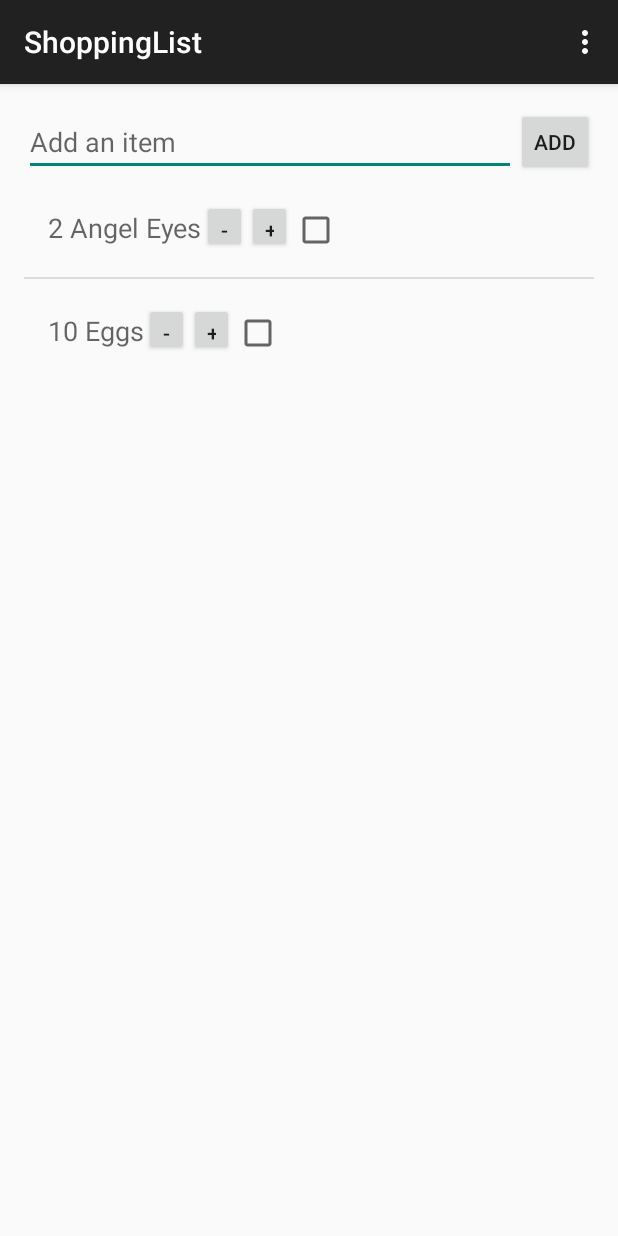
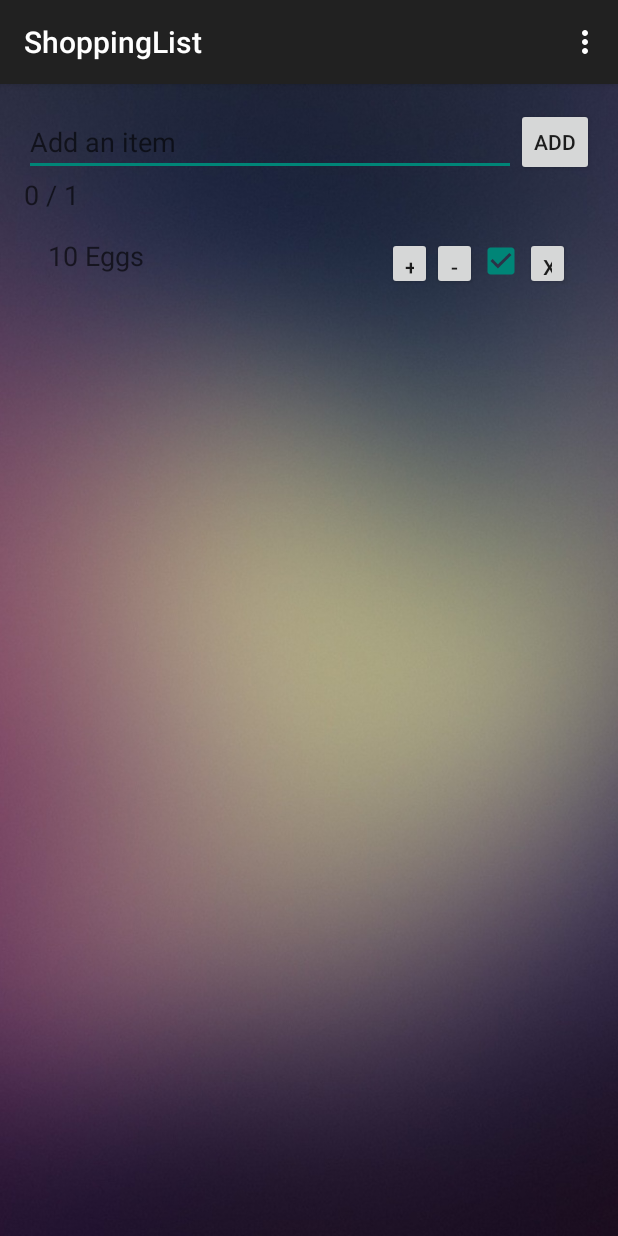
Before and after one commit to 11pm/ShoppingList, an Android app: the screen it shows after launch (MainActivity), in the options menu, after a tap on "Settings", on a phone screen of 412 x 824 dp. Run offline under Robolectric (Android 15) with nearby library versions, the phone set to English and light mode, and no system bars.

Commit message:
made a decent GUI

```diff
--- a/app/src/main/java/is/tskoli/alexander/shoppinglist/MainActivity.java
+++ b/app/src/main/java/is/tskoli/alexander/shoppinglist/MainActivity.java
@@ -9,6 +9,7 @@ import android.view.View;
 import android.view.ViewGroup;
 import android.widget.ArrayAdapter;
 import android.widget.Button;
+import android.widget.CheckBox;
 import android.widget.EditText;
 import android.widget.ListView;
 import android.widget.TextView;
@@ -18,6 +19,7 @@ import org.w3c.dom.Text;
 public class MainActivity extends AppCompatActivity {
 
     ListView list;
+    TextView itemStatus;
 
 
     @Override
@@ -32,12 +34,20 @@ public class MainActivity extends AppCompatActivity {
         //get the actual list
         list = (ListView) findViewById(R.id.ShoppingList);
 
+        itemStatus = (TextView) findViewById(R.id.itemStatus);
+
+        //if the shopping list is not empty, we a status
+        if(!ShoppingHelper.isEmpty()){
+            itemStatus.setText(ShoppingHelper.getStatus());
+        }
+
+
+
         //create the adapter for the list
         final ArrayAdapter<ShoppingItem> arrayAdapter = new ShoppingAdapter();
 
         //connect the adapter to the list
         list.setAdapter(arrayAdapter);
-
 
         Button addBtn = (Button) findViewById(R.id.addBtn);
 
@@ -47,7 +57,7 @@ public class MainActivity extends AppCompatActivity {
 
                 EditText item = (EditText) findViewById(R.id.addText);
                 String text = item.getText().toString();
-                Log.wtf("wtf", text);
+
 
                 if(text.length() > 0){
                     ShoppingItem newItem = new ShoppingItem(text, 1);
@@ -96,23 +106,18 @@ public class MainActivity extends AppCompatActivity {
 
             View shoppingView = convertView;
 
-            //Variables in a list item
-            TextView itemName;
-            final ShoppingItem item;
-            Button addBtn;
-            Button removeBtn;
-
             //make sure we have a view
             if (shoppingView == null){
                 shoppingView = getLayoutInflater().inflate(R.layout.shopping_item, parent, false);
             }
 
-            item      = ShoppingHelper.find(position);
-            itemName  = (TextView) shoppingView.findViewById(R.id.itemName);
-            addBtn    = (Button) shoppingView.findViewById(R.id.itemAdd);
-            removeBtn = (Button) shoppingView.findViewById(R.id.itemRemove);
-
-
+            final ShoppingItem item = ShoppingHelper.find(position);
+            TextView itemName       = (TextView) shoppingView.findViewById(R.id.itemName);
+            final TextView itemStatus     = (TextView) findViewById(R.id.itemStatus);
+            Button addBtn           = (Button) shoppingView.findViewById(R.id.itemAdd);
+            Button removeBtn        = (Button) shoppingView.findViewById(R.id.itemRemove);
+            Button deleteBtn        = (Button) shoppingView.findViewById(R.id.itemDelete);
+            CheckBox checkBox       = (CheckBox) shoppingView.findViewById(R.id.itemDone);
 
             itemName.setText(item.getText());
 
@@ -134,7 +139,7 @@ public class MainActivity extends AppCompatActivity {
 
                     //if the item amount is over 1, so we
                     if(item.amount > 1){
-                        //-1 the item
+                        //-1 the item and uncheck the done
                         item.removeAmount();
                         //update the list object
                         ShoppingHelper.update(position, item);
@@ -145,6 +150,38 @@ public class MainActivity extends AppCompatActivity {
                 }
             });
 
+            deleteBtn.setOnClickListener(new View.OnClickListener() {
+                @Override
+                public void onClick(View v) {
+                    //remove the list object
+                    ShoppingHelper.remove(position);
+                    //update the status text
+                    itemStatus.setText(ShoppingHelper.getStatus());
+                    //update the listview
+                    list.invalidateViews();
+                }
+            });
+
+            checkBox.setOnClickListener(new View.OnClickListener() {
+                @Override
+                public void onClick(View v) {
+                    //get the checkbox object we clicked
+                    CheckBox box = (CheckBox) v;
+
+                    //if the box is checked we set the item to done
+                    if(box.isChecked()){
+                        item.setDone();
+                    }
+                    else{
+                        item.removeDone();
+                    }
+
+                    ShoppingHelper.update(position, item);
+
+                    //update the status text
+                    itemStatus.setText(ShoppingHelper.getStatus());
+                }
+            });
 
 
             return shoppingView;
--- a/app/src/main/java/is/tskoli/alexander/shoppinglist/ShoppingHelper.java
+++ b/app/src/main/java/is/tskoli/alexander/shoppinglist/ShoppingHelper.java
@@ -25,5 +25,37 @@ public class ShoppingHelper {
         items.set(idx, item);
     }
 
+    public static void remove(int idx){
+        items.remove(idx);
+    }
+
+    public static boolean isEmpty(){
+        return items.size() == 0;
+    }
+
+    public static String getStatus(){
+
+        //get the total amount of items in the list
+        int total = items.size();
+
+        int done = getDone();
+
+        return done + " / " + total;
+    }
+
+    //get the total amount of checked items
+    private static int getDone(){
+        int done = 0;
+
+        //check every item if its checked
+        for(ShoppingItem item : items){
+            if(item.done){
+                done +=1;
+            }
+        }
+
+        return done;
+    }
+
 
 }
--- a/app/src/main/res/layout/activity_main.xml
+++ b/app/src/main/res/layout/activity_main.xml
@@ -1,10 +1,13 @@
-<RelativeLayout xmlns:android="http://schemas.android.com/apk/res/android"
+<FrameLayout xmlns:android="http://schemas.android.com/apk/res/android"
     xmlns:tools="http://schemas.android.com/tools" android:layout_width="match_parent"
-    android:layout_height="match_parent" android:paddingLeft="@dimen/activity_horizontal_margin"
-    android:paddingRight="@dimen/activity_horizontal_margin"
-    android:paddingTop="@dimen/activity_vertical_margin"
-    android:paddingBottom="@dimen/activity_vertical_margin" tools:context=".MainActivity">
-
+    android:layout_height="match_parent"
+    android:background="@drawable/background"
+    tools:context=".MainActivity"
+    >
+    <RelativeLayout
+        android:layout_width="match_parent"
+        android:layout_height="match_parent"
+        android:padding="16dp">
         <EditText
             android:layout_width="wrap_content"
             android:layout_height="wrap_content"
@@ -32,5 +35,18 @@
             android:id="@+id/ShoppingList"
             android:layout_alignParentLeft="true"
             android:layout_alignParentStart="true"
-        android:layout_below="@+id/addText" />
+            android:layout_below="@+id/itemStatus" />
+
+        <TextView
+            android:layout_width="wrap_content"
+            android:layout_height="wrap_content"
+            android:textAppearance="?android:attr/textAppearanceMedium"
+            android:text=""
+            android:id="@+id/itemStatus"
+            android:layout_below="@+id/addText"
+            android:layout_alignParentLeft="true"
+            android:layout_alignParentStart="true"
+            android:gravity="center_horizontal"/>
     </RelativeLayout>
+
+</FrameLayout>
--- a/app/src/main/res/layout/shopping_item.xml
+++ b/app/src/main/res/layout/shopping_item.xml
@@ -1,9 +1,10 @@
 <?xml version="1.0" encoding="utf-8"?>
-<LinearLayout xmlns:android="http://schemas.android.com/apk/res/android"
+<RelativeLayout xmlns:android="http://schemas.android.com/apk/res/android"
     android:layout_width="match_parent" android:layout_height="match_parent"
     android:padding="16dp">
 
     <TextView
+        android:layout_alignParentLeft="true"
         android:layout_width="wrap_content"
         android:layout_height="wrap_content"
         android:textAppearance="?android:attr/textAppearanceMedium"
@@ -12,20 +13,32 @@
 
     <Button
         style="?android:attr/buttonStyleSmall"
+        android:layout_toLeftOf="@+id/itemRemove"
+        android:layout_width="30dp"
+        android:layout_height="35dp"
+        android:text="+"
+        android:id="@+id/itemAdd" />
+
+    <Button
+        style="?android:attr/buttonStyleSmall"
+        android:layout_toLeftOf="@+id/itemDone"
         android:layout_width="30dp"
         android:layout_height="35dp"
         android:text="-"
         android:id="@+id/itemRemove" />
 
-    <Button
-        style="?android:attr/buttonStyleSmall"
-        android:layout_width="30dp"
-        android:layout_height="35dp"
-        android:text="+"
-        android:id="@+id/itemAdd" />
+    <CheckBox
 
-    <CheckBox
+        android:layout_toLeftOf="@+id/itemDelete"
         android:layout_width="wrap_content"
         android:layout_height="wrap_content"
         android:id="@+id/itemDone" />
-</LinearLayout>
+
+    <Button
+        style="?android:attr/buttonStyleSmall"
+        android:layout_alignParentRight="true"
+        android:layout_width="30dp"
+        android:layout_height="35dp"
+        android:text="x"
+        android:id="@+id/itemDelete" />
+</RelativeLayout>
```
Also changed, not shown: app/src/main/res/drawable/background.jpg (added). Lines whose indentation alone changed are shown as unchanged.
